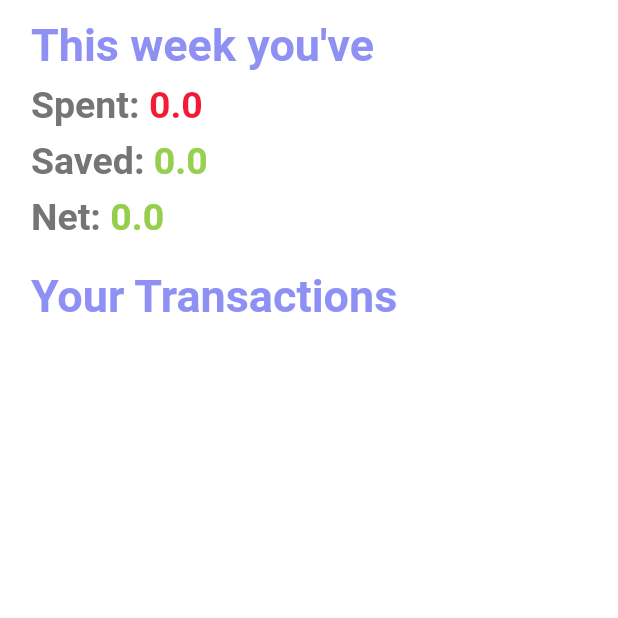
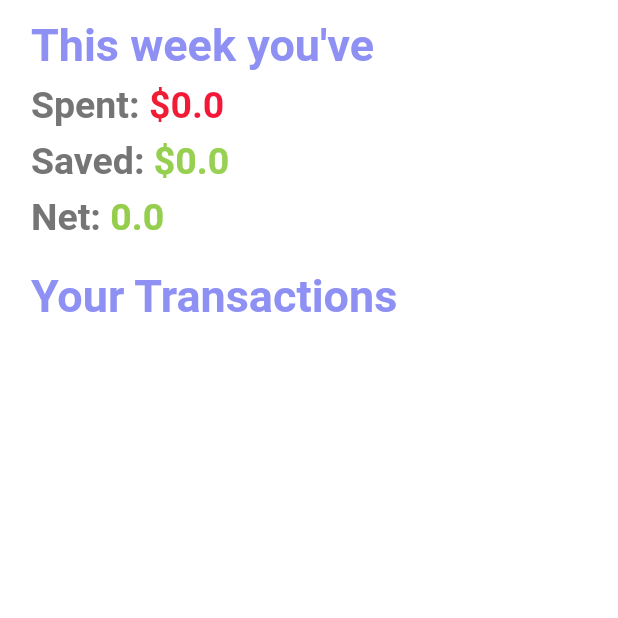
Before and after one commit to muhnee/muhnee_app, a Flutter app: the TransactionsPage screen opened directly, on a phone screen of 412 x 824 dp, the top half of it. Run offline on Flutter 3.47's test engine with Material 2 defaults, Android fonts, the phone set to English and light mode, and no system bars; our stand-ins replace awesome_dialog, bubble_bottom_bar, cloud_firestore, firebase_auth, flutter_spinkit, google_fonts and 1 more; accounts and stored records are empty; Roboto replaces fonts that are missing (SFPro).

Commit message:
Dolaroo sign added

```diff
--- a/lib/pages/Home/TransactionsPage.dart
+++ b/lib/pages/Home/TransactionsPage.dart
@@ -99,7 +99,6 @@ class _TransactionsPageState extends State<TransactionsPage> {
                 children = <Widget>[
                   // Stats section
 
-
                   // ListView
                   Container(
                       child: Expanded(
@@ -109,7 +108,6 @@ class _TransactionsPageState extends State<TransactionsPage> {
                           horizontal: SizeConfig.blockSizeHorizontal * 5,
                         ),
                         children: [
-
                           // Not Scrollable b4
 
                           SizedBox(
@@ -146,7 +144,7 @@ class _TransactionsPageState extends State<TransactionsPage> {
                                           ),
                                     ),
                                     Text(
-                              totalExp.toString(),
+                                      "\$" + totalExp.toString(),
                                       style: TextStyle(
                                           fontSize: 25.0,
                                           fontFamily: "SFPro",
@@ -172,7 +170,7 @@ class _TransactionsPageState extends State<TransactionsPage> {
                                           ),
                                     ),
                                     Text(
-                              totalInc.toString(),
+                                      "\$" + totalInc.toString(),
                                       style: new TextStyle(
                                           fontSize: 25.0,
                                           fontFamily: "SFPro",
@@ -199,7 +197,7 @@ class _TransactionsPageState extends State<TransactionsPage> {
                                     ),
                                     totalNet < 0
                                         ? Text(
-                                    totalNet.toString(),
+                                            "- \$"+ totalNet.toString().substring(1),
                                             style: TextStyle(
                                                 fontSize: 25.0,
                                                 fontFamily: "SFPro",
@@ -214,7 +212,8 @@ class _TransactionsPageState extends State<TransactionsPage> {
                                                 fontFamily: "SFPro",
                                                 fontWeight: FontWeight.bold,
                                                 foreground: Paint()
-                                          ..shader = linearGradientGreen),
+                                                  ..shader =
+                                                      linearGradientGreen),
                                           )
                                   ],
                                 ),
@@ -238,9 +237,7 @@ class _TransactionsPageState extends State<TransactionsPage> {
                             ),
                           ),
 
-
                           // Not Scrollable b4 ^
-
 
                           for (var item in snapshot.data)
                             TransactionViewCell(
```
Lines whose indentation alone changed are shown as unchanged.
